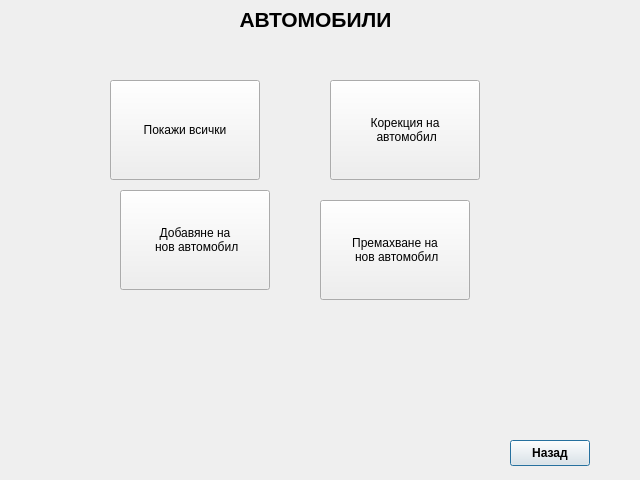
Qt form carsform.ui (JohnnyBrawo/CarServ) before a commit.
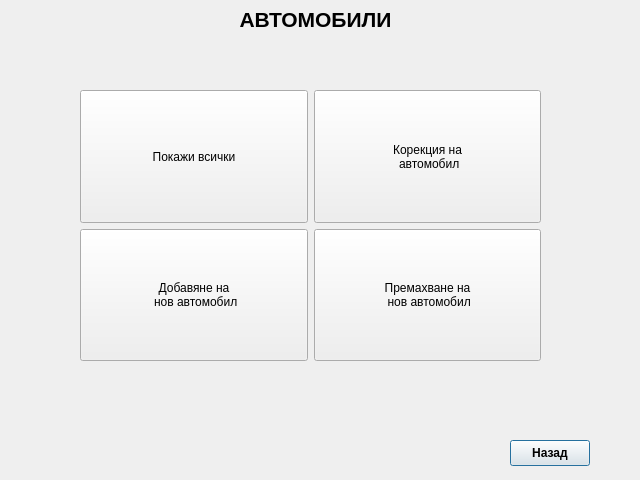
The same form after that commit.

Patch:
```diff
--- a/carsform.ui
+++ b/carsform.ui
@@ -61,66 +61,84 @@
     <string>Назад</string>
    </property>
   </widget>
-  <widget class="QPushButton" name="pushButton_2">
+  <widget class="QWidget" name="">
    <property name="geometry">
     <rect>
-     <x>330</x>
-     <y>80</y>
-     <width>150</width>
-     <height>100</height>
+     <x>80</x>
+     <y>90</y>
+     <width>461</width>
+     <height>271</height>
     </rect>
    </property>
-   <property name="text">
-    <string>Корекция на 
+   <layout class="QGridLayout" name="gridLayout">
+    <property name="leftMargin">
+     <number>0</number>
+    </property>
+    <property name="topMargin">
+     <number>0</number>
+    </property>
+    <property name="rightMargin">
+     <number>0</number>
+    </property>
+    <property name="bottomMargin">
+     <number>0</number>
+    </property>
+    <item row="0" column="0">
+     <widget class="QPushButton" name="pushButton">
+      <property name="sizePolicy">
+       <sizepolicy hsizetype="MinimumExpanding" vsizetype="MinimumExpanding">
+        <horstretch>0</horstretch>
+        <verstretch>0</verstretch>
+       </sizepolicy>
+      </property>
+      <property name="text">
+       <string>Покажи всички</string>
+      </property>
+     </widget>
+    </item>
+    <item row="0" column="1">
+     <widget class="QPushButton" name="pushButton_2">
+      <property name="sizePolicy">
+       <sizepolicy hsizetype="MinimumExpanding" vsizetype="MinimumExpanding">
+        <horstretch>0</horstretch>
+        <verstretch>0</verstretch>
+       </sizepolicy>
+      </property>
+      <property name="text">
+       <string>Корекция на 
  автомобил</string>
-   </property>
-  </widget>
-  <widget class="QPushButton" name="pushButton">
-   <property name="geometry">
-    <rect>
-     <x>110</x>
-     <y>80</y>
-     <width>150</width>
-     <height>100</height>
-    </rect>
-   </property>
-   <property name="text">
-    <string>Покажи всички</string>
-   </property>
-  </widget>
-  <widget class="QPushButton" name="pushButton_5">
-   <property name="geometry">
-    <rect>
-     <x>320</x>
-     <y>200</y>
-     <width>150</width>
-     <height>100</height>
-    </rect>
-   </property>
-   <property name="sizePolicy">
-    <sizepolicy hsizetype="Expanding" vsizetype="Expanding">
-     <horstretch>0</horstretch>
-     <verstretch>0</verstretch>
-    </sizepolicy>
-   </property>
-   <property name="text">
-    <string>Премахване на 
+      </property>
+     </widget>
+    </item>
+    <item row="1" column="0">
+     <widget class="QPushButton" name="pushButton_3">
+      <property name="sizePolicy">
+       <sizepolicy hsizetype="MinimumExpanding" vsizetype="MinimumExpanding">
+        <horstretch>0</horstretch>
+        <verstretch>0</verstretch>
+       </sizepolicy>
+      </property>
+      <property name="text">
+       <string>Добавяне на 
  нов автомобил</string>
-   </property>
-  </widget>
-  <widget class="QPushButton" name="pushButton_3">
-   <property name="geometry">
-    <rect>
-     <x>120</x>
-     <y>190</y>
-     <width>150</width>
-     <height>100</height>
-    </rect>
-   </property>
-   <property name="text">
-    <string>Добавяне на 
+      </property>
+     </widget>
+    </item>
+    <item row="1" column="1">
+     <widget class="QPushButton" name="pushButton_5">
+      <property name="sizePolicy">
+       <sizepolicy hsizetype="MinimumExpanding" vsizetype="MinimumExpanding">
+        <horstretch>0</horstretch>
+        <verstretch>0</verstretch>
+       </sizepolicy>
+      </property>
+      <property name="text">
+       <string>Премахване на 
  нов автомобил</string>
-   </property>
+      </property>
+     </widget>
+    </item>
+   </layout>
   </widget>
  </widget>
  <resources/>
```
